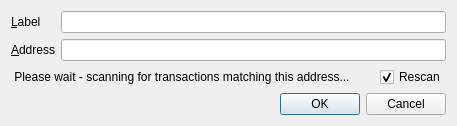
DGCDev/digitalcoin, file src/qt/forms/editaddressdialog.ui: the form before one commit.
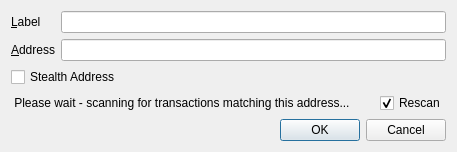
The form after the commit. Custom widgets are drawn as their Qt base class.

Commit message: Added QT stuff for Stealth Addresses

```diff
--- a/src/qt/forms/editaddressdialog.ui
+++ b/src/qt/forms/editaddressdialog.ui
@@ -7,7 +7,7 @@
     <x>0</x>
     <y>0</y>
     <width>457</width>
-    <height>126</height>
+    <height>130</height>
    </rect>
   </property>
   <property name="windowTitle">
@@ -53,6 +53,13 @@
        </property>
       </widget>
      </item>
+     <item row="2" column="0" colspan="2">
+      <widget class="QCheckBox" name="stealthCB">
+       <property name="text">
+        <string>Stealth Address</string>
+       </property>
+      </widget>
+     </item>
     </layout>
    </item>
    <item>
```
The commit also changes 10 other files.
